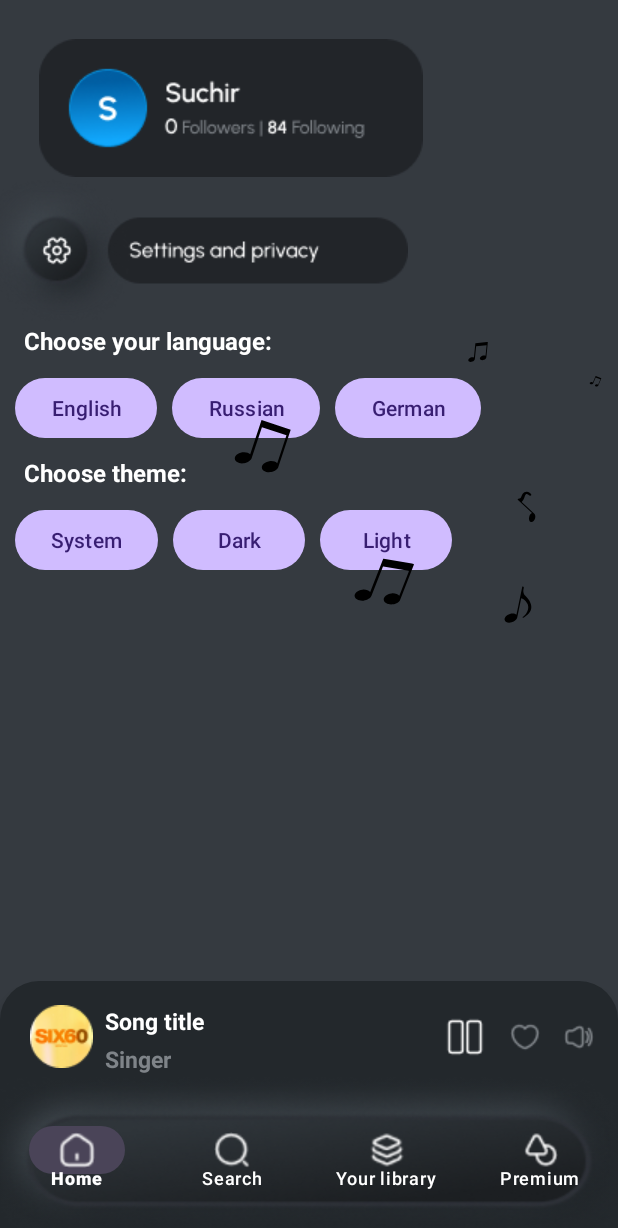
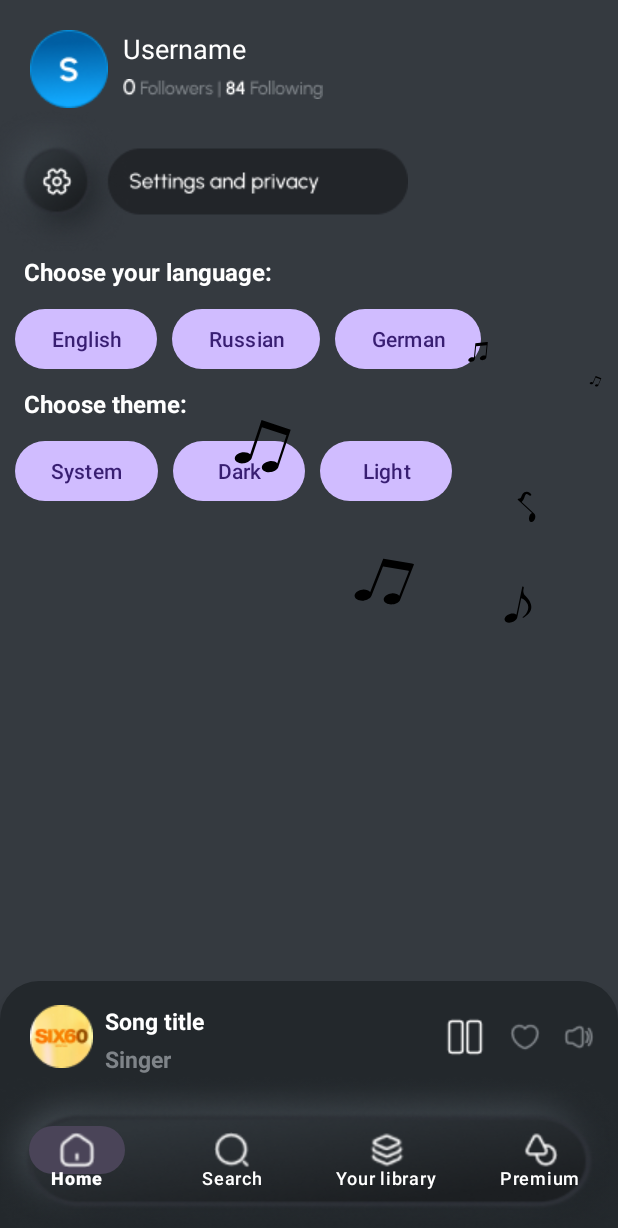
Before and after one commit to sleepingforest100/Music-App-Android, an Android app: the UserFragment screen opened through its navigation route, on a phone screen of 412 x 824 dp. Shown: the top 1228 px of the screen. Run offline under Robolectric (Android 15) with nearby library versions, the phone set to English and light mode, and no system bars; our stand-ins replace Dagger/Hilt's generated code, navigation-ui; libraries missing offline, so code that uses them is left out: com.yariksoffice.lingver; pictures from the network do not load.

Commit message:
feature: changed design

```diff
--- a/app/src/main/res/layout/fragment_user.xml
+++ b/app/src/main/res/layout/fragment_user.xml
@@ -9,10 +9,31 @@
         android:id="@+id/user"
         android:layout_width="wrap_content"
         android:layout_height="wrap_content"
-        android:layout_margin="26dp"
-        android:src="@drawable/user_ic"
+        android:src="@drawable/user_icon2"
         app:layout_constraintStart_toStartOf="parent"
-        app:layout_constraintTop_toTopOf="parent" />
+        app:layout_constraintTop_toTopOf="parent"
+        android:layout_margin="20dp"
+        />
+    <TextView
+        android:id="@+id/username"
+        android:layout_width="wrap_content"
+        android:layout_height="wrap_content"
+        android:textSize="18sp"
+        android:text="Username"
+        app:layout_constraintTop_toTopOf="parent"
+        app:layout_constraintStart_toEndOf="@+id/user"
+        android:layout_marginTop="20dp"
+        android:layout_marginStart="10dp"
+        android:textColor="@color/white"/>
+    <ImageView
+        android:id="@+id/followers"
+        android:layout_width="wrap_content"
+        android:layout_height="wrap_content"
+        android:src="@drawable/followersfollowing"
+        app:layout_constraintStart_toEndOf="@id/user"
+        app:layout_constraintTop_toBottomOf="@id/username"
+        android:layout_marginStart="10dp"
+        android:layout_marginTop="8dp"/>
 
     <ImageView
         android:id="@+id/settings"
```
Also changed, not shown: app/src/main/res/drawable/followersfollowing.png (added), app/src/main/res/drawable/user_icon2.png (added).
